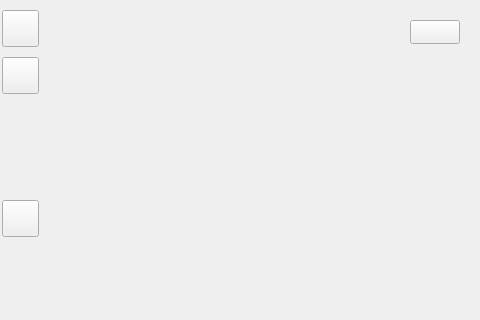
First picture: the form in mainwindow.ui, repository ukui/kylin-nm, before the edit; both pictures show x 0 to 480 and y 0 to 320 of the 480 by 538 pixel window.
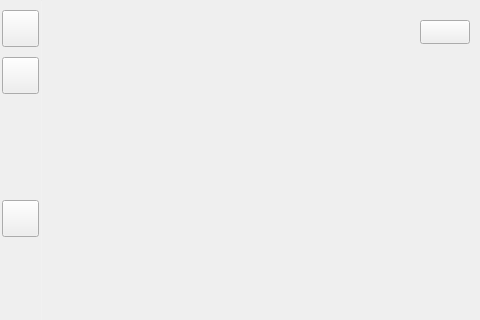
Second picture: the form after the edit.

```diff
--- a/mainwindow.ui
+++ b/mainwindow.ui
@@ -43,7 +43,7 @@
    <widget class="QLabel" name="lbBtnWifiBG">
     <property name="geometry">
      <rect>
-      <x>410</x>
+      <x>420</x>
       <y>20</y>
       <width>50</width>
       <height>24</height>
@@ -56,7 +56,7 @@
    <widget class="QPushButton" name="btnWifi">
     <property name="geometry">
      <rect>
-      <x>410</x>
+      <x>420</x>
       <y>20</y>
       <width>50</width>
       <height>24</height>
@@ -147,7 +147,7 @@
    <widget class="QLabel" name="lbBtnWifiBall">
     <property name="geometry">
      <rect>
-      <x>438</x>
+      <x>448</x>
       <y>22</y>
       <width>20</width>
       <height>20</height>
@@ -199,7 +199,7 @@
    <widget class="QLabel" name="lbWifiListBG">
     <property name="geometry">
      <rect>
-      <x>1</x>
+      <x>2</x>
       <y>57</y>
       <width>37</width>
       <height>37</height>
```
